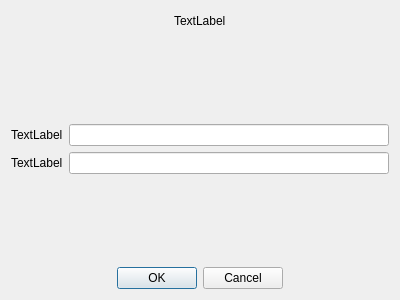
MajesticRaven/VENotes, file VENotes/dialog.ui: the form before one commit.
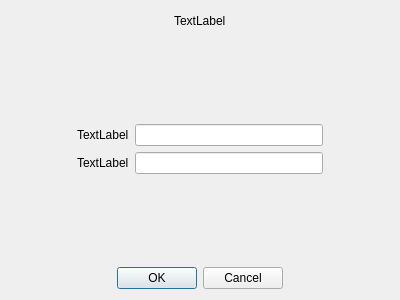
The form after the commit.

Diff of the .ui file:
```diff
--- a/VENotes/dialog.ui
+++ b/VENotes/dialog.ui
@@ -14,7 +14,7 @@
    <string>Dialog</string>
   </property>
   <layout class="QGridLayout" name="gridLayout">
-   <item row="0" column="0">
+   <item row="0" column="1">
     <layout class="QVBoxLayout" name="verticalLayout_3">
      <item>
       <layout class="QHBoxLayout" name="horizontalLayout_2">
@@ -156,6 +156,32 @@
      </item>
     </layout>
    </item>
+   <item row="0" column="2">
+    <spacer name="horizontalSpacer_5">
+     <property name="orientation">
+      <enum>Qt::Horizontal</enum>
+     </property>
+     <property name="sizeHint" stdset="0">
+      <size>
+       <width>40</width>
+       <height>20</height>
+      </size>
+     </property>
+    </spacer>
+   </item>
+   <item row="0" column="0">
+    <spacer name="horizontalSpacer_6">
+     <property name="orientation">
+      <enum>Qt::Horizontal</enum>
+     </property>
+     <property name="sizeHint" stdset="0">
+      <size>
+       <width>40</width>
+       <height>20</height>
+      </size>
+     </property>
+    </spacer>
+   </item>
   </layout>
  </widget>
  <resources/>
```
